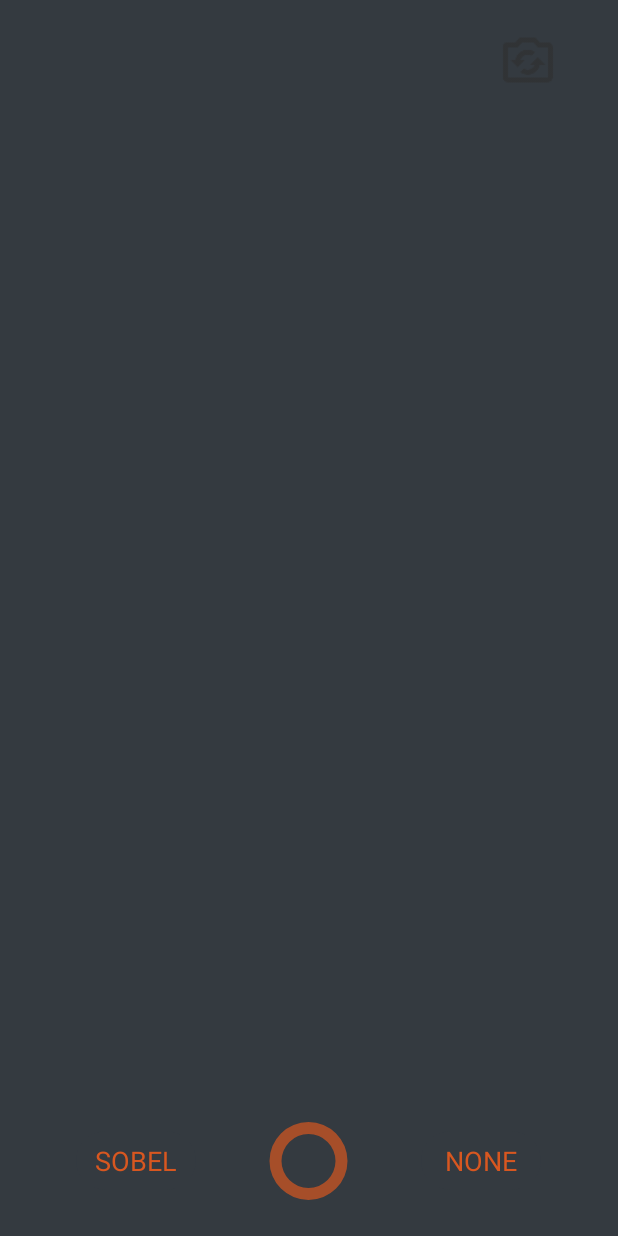
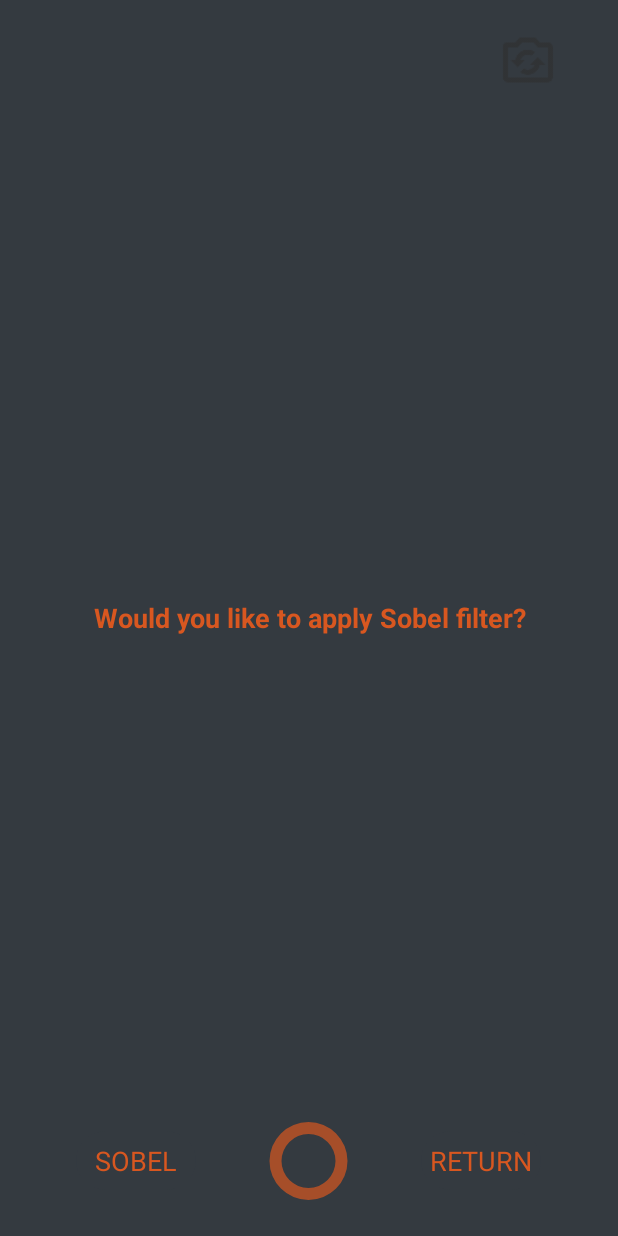
Before and after one commit to Sylvaingbrt/Sobera, an Android app: the layout activity_fullscreen.xml on its own in the app's theme, with its tools: preview values and no code run, on a phone screen of 412 x 824 dp. Run offline under Robolectric (Android 15) with nearby library versions, the phone set to English and light mode, and no system bars.

Commit message:
Add Sobel filter option after taking picture and change UI accordingly

```diff
--- a/app/build.gradle
+++ b/app/build.gradle
@@ -11,6 +11,7 @@ android {
         versionName "1.0"
 
         testInstrumentationRunner "androidx.test.runner.AndroidJUnitRunner"
+
     }
 
     buildTypes {
--- a/app/src/main/java/com/example/sobera/CameraPreview.java
+++ b/app/src/main/java/com/example/sobera/CameraPreview.java
@@ -2,10 +2,7 @@ package com.example.sobera;
 
 import android.annotation.SuppressLint;
 import android.content.Context;
-import android.content.res.Configuration;
-import android.graphics.Bitmap;
-import android.graphics.BitmapFactory;
-import android.graphics.PixelFormat;
+
 import android.hardware.Camera;
 import android.util.Log;
 import android.view.Display;
@@ -15,7 +12,6 @@ import android.view.SurfaceView;
 import android.view.WindowManager;
 
 import java.io.IOException;
-import java.util.List;
 
 /** A basic Camera preview class */
 @SuppressLint("ViewConstructor")
--- a/app/src/main/java/com/example/sobera/OnSwipeTouchListener.java
+++ b/app/src/main/java/com/example/sobera/OnSwipeTouchListener.java
@@ -1,6 +1,5 @@
 package com.example.sobera;
 import android.content.Context;
-import android.util.Log;
 import android.view.GestureDetector;
 import android.view.MotionEvent;
 import android.view.View;
--- a/app/src/main/res/layout/activity_fullscreen.xml
+++ b/app/src/main/res/layout/activity_fullscreen.xml
@@ -17,6 +17,13 @@
 
     </FrameLayout>
 
+    <ImageView
+        android:id="@+id/imageView1"
+        android:layout_width="match_parent"
+        android:layout_height="match_parent">
+
+    </ImageView>
+
 
     <!--android:style="@android:style/TextAppearance.DeviceDefault.Medium"-->
 
@@ -29,15 +36,25 @@
         android:layout_height="match_parent"
         >
 
-        <TextView android:id="@+id/text_for_effects"
+        <TextView android:id="@+id/text_apply_sobel"
             android:layout_width="match_parent"
             android:layout_height="match_parent"
             android:textColor="@color/Orange"
             android:textStyle="bold"
             android:textSize="18sp"
-            android:gravity="top|center_horizontal"
-            android:layout_marginTop="20dp"
-            android:text=""/>
+            android:gravity="center"
+            android:text="@string/applyFilter"
+            android:background="@color/transp_darkGrey"/>
+
+        <TextView android:id="@+id/text_for_effects"
+        android:layout_width="match_parent"
+        android:layout_height="match_parent"
+        android:textColor="@color/Orange"
+        android:textStyle="bold"
+        android:textSize="18sp"
+        android:gravity="top|center_horizontal"
+        android:layout_marginTop="20dp"
+        android:text=""/>
 
         <Button
             android:id="@+id/swap_camera_button"
@@ -48,6 +65,16 @@
             android:layout_marginTop="20dp"
             android:layout_marginRight="40dp"/>
 
+        <Button
+        android:alpha="0.7"
+        android:id="@+id/save_pic_button"
+        android:layout_width="150dp"
+        android:layout_height="100dp"
+        android:textColor="@color/Orange"
+        android:background="@drawable/round_button"
+        android:layout_gravity="bottom|center_horizontal"
+        />
+
         <LinearLayout
             style="?metaButtonBarStyle"
             android:layout_width="match_parent"
@@ -55,6 +82,8 @@
             android:layout_gravity="bottom|center_horizontal"
             android:orientation="horizontal"
             tools:ignore="UselessParent">
+
+
 
         <RelativeLayout
             style="?metaButtonBarStyle"
@@ -64,27 +93,24 @@
             tools:ignore="UselessParent">
 
             <Button
+                android:alpha="0"
+                android:id="@+id/empty_button"
+                android:layout_width="150dp"
+                android:layout_height="100dp"
+                android:layout_centerVertical="true"
+                android:layout_centerHorizontal="true"
+                />
+
+            <Button
                 android:id="@+id/sobel_button"
                 android:layout_width="80dp"
                 android:layout_height="39dp"
+                android:layout_centerVertical="true"
+                android:layout_toLeftOf="@id/empty_button"
+                android:background="@drawable/primary_button"
                 android:text="@string/sobel"
                 android:textColor="@color/Orange"
-                android:background="@drawable/primary_button"
-                android:textSize="18sp"
-                android:layout_toLeftOf="@id/save_pic_button"
-                android:layout_centerVertical="true"
-                android:layout_toStartOf="@id/save_pic_button" />
-
-            <Button
-                android:alpha="0.7"
-                android:id="@+id/save_pic_button"
-                android:layout_width="150dp"
-                android:layout_height="match_parent"
-                android:textColor="@color/Orange"
-                android:background="@drawable/round_button"
-                android:layout_centerVertical="true"
-                android:layout_centerHorizontal="true"
-                />
+                android:textSize="18sp" />
 
             <Button
                 android:id="@+id/plain_button"
@@ -94,7 +120,7 @@
                 android:text="@string/plain"
                 android:textColor="@color/Orange"
                 android:background="@drawable/primary_button"
-                android:layout_toRightOf="@id/save_pic_button"
+                android:layout_toRightOf="@id/empty_button"
                 android:textSize="18sp"/>
 
 
--- a/app/src/main/res/values/colors.xml
+++ b/app/src/main/res/values/colors.xml
@@ -6,5 +6,6 @@
 
     <color name="black_overlay">#66000000</color>
     <color name="darkGrey">#343A40</color>
+    <color name="transp_darkGrey">#80343A40</color>
     <color name="Orange">#d85720</color>
 </resources>
--- a/app/src/main/res/values/strings.xml
+++ b/app/src/main/res/values/strings.xml
@@ -3,6 +3,7 @@
     <string name="dummy_button">Dummy Button</string>
     <string name="dummy_content">DUMMY\nCONTENT</string>
     <string name="sobel">SOBEL</string>
-    <string name="plain">NONE</string>
+    <string name="plain">RETURN</string>
     <string name="next">NEXT</string>
+    <string name="applyFilter">Would you like to apply Sobel filter?</string>
 </resources>
```
Also changed, not shown: app/src/main/java/com/example/sobera/FullscreenActivity.java (+134 -163 lines), 1 other file.
